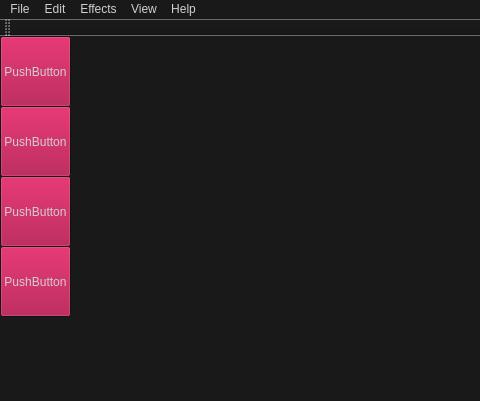
This is OpenAu/oau.ui in vertver/OpenAu as Qt 5 draws it before an edit; both pictures show x 0 to 480 and y 0 to 401 of the 1000 by 700 pixel window. The edited form follows.
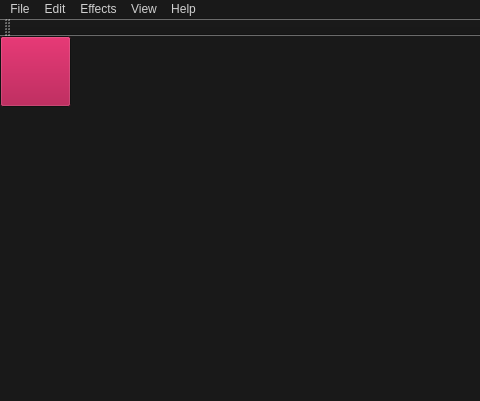
This is the edited form.

What changed in the file:
```diff
--- a/OpenAu/oau.ui
+++ b/OpenAu/oau.ui
@@ -509,652 +509,7 @@
      </palette>
     </property>
     <property name="text">
-     <string>PushButton</string>
-    </property>
-    <property name="flat">
-     <bool>false</bool>
-    </property>
-   </widget>
-   <widget class="QPushButton" name="pushButton_2">
-    <property name="geometry">
-     <rect>
-      <x>0</x>
-      <y>70</y>
-      <width>71</width>
-      <height>71</height>
-     </rect>
-    </property>
-    <property name="palette">
-     <palette>
-      <active>
-       <colorrole role="WindowText">
-        <brush brushstyle="SolidPattern">
-         <color alpha="255">
-          <red>139</red>
-          <green>139</green>
-          <blue>139</blue>
-         </color>
-        </brush>
-       </colorrole>
-       <colorrole role="Button">
-        <brush brushstyle="SolidPattern">
-         <color alpha="255">
-          <red>163</red>
-          <green>0</green>
-          <blue>57</blue>
-         </color>
-        </brush>
-       </colorrole>
-       <colorrole role="BrightText">
-        <brush brushstyle="SolidPattern">
-         <color alpha="255">
-          <red>29</red>
-          <green>194</green>
-          <blue>131</blue>
-         </color>
-        </brush>
-       </colorrole>
-       <colorrole role="Base">
-        <brush brushstyle="SolidPattern">
-         <color alpha="255">
-          <red>25</red>
-          <green>25</green>
-          <blue>25</blue>
-         </color>
-        </brush>
-       </colorrole>
-       <colorrole role="Window">
-        <brush brushstyle="SolidPattern">
-         <color alpha="255">
-          <red>25</red>
-          <green>25</green>
-          <blue>25</blue>
-         </color>
-        </brush>
-       </colorrole>
-       <colorrole role="Shadow">
-        <brush brushstyle="SolidPattern">
-         <color alpha="255">
-          <red>4</red>
-          <green>4</green>
-          <blue>4</blue>
-         </color>
-        </brush>
-       </colorrole>
-       <colorrole role="AlternateBase">
-        <brush brushstyle="SolidPattern">
-         <color alpha="255">
-          <red>41</red>
-          <green>41</green>
-          <blue>41</blue>
-         </color>
-        </brush>
-       </colorrole>
-      </active>
-      <inactive>
-       <colorrole role="WindowText">
-        <brush brushstyle="SolidPattern">
-         <color alpha="255">
-          <red>139</red>
-          <green>139</green>
-          <blue>139</blue>
-         </color>
-        </brush>
-       </colorrole>
-       <colorrole role="Button">
-        <brush brushstyle="SolidPattern">
-         <color alpha="255">
-          <red>163</red>
-          <green>0</green>
-          <blue>57</blue>
-         </color>
-        </brush>
-       </colorrole>
-       <colorrole role="BrightText">
-        <brush brushstyle="SolidPattern">
-         <color alpha="255">
-          <red>29</red>
-          <green>194</green>
-          <blue>131</blue>
-         </color>
-        </brush>
-       </colorrole>
-       <colorrole role="Base">
-        <brush brushstyle="SolidPattern">
-         <color alpha="255">
-          <red>25</red>
-          <green>25</green>
-          <blue>25</blue>
-         </color>
-        </brush>
-       </colorrole>
-       <colorrole role="Window">
-        <brush brushstyle="SolidPattern">
-         <color alpha="255">
-          <red>25</red>
-          <green>25</green>
-          <blue>25</blue>
-         </color>
-        </brush>
-       </colorrole>
-       <colorrole role="Shadow">
-        <brush brushstyle="SolidPattern">
-         <color alpha="255">
-          <red>4</red>
-          <green>4</green>
-          <blue>4</blue>
-         </color>
-        </brush>
-       </colorrole>
-       <colorrole role="AlternateBase">
-        <brush brushstyle="SolidPattern">
-         <color alpha="255">
-          <red>41</red>
-          <green>41</green>
-          <blue>41</blue>
-         </color>
-        </brush>
-       </colorrole>
-      </inactive>
-      <disabled>
-       <colorrole role="WindowText">
-        <brush brushstyle="SolidPattern">
-         <color alpha="96">
-          <red>164</red>
-          <green>166</green>
-          <blue>168</blue>
-         </color>
-        </brush>
-       </colorrole>
-       <colorrole role="Button">
-        <brush brushstyle="SolidPattern">
-         <color alpha="255">
-          <red>163</red>
-          <green>0</green>
-          <blue>57</blue>
-         </color>
-        </brush>
-       </colorrole>
-       <colorrole role="BrightText">
-        <brush brushstyle="SolidPattern">
-         <color alpha="255">
-          <red>29</red>
-          <green>194</green>
-          <blue>131</blue>
-         </color>
-        </brush>
-       </colorrole>
-       <colorrole role="Base">
-        <brush brushstyle="SolidPattern">
-         <color alpha="255">
-          <red>25</red>
-          <green>25</green>
-          <blue>25</blue>
-         </color>
-        </brush>
-       </colorrole>
-       <colorrole role="Window">
-        <brush brushstyle="SolidPattern">
-         <color alpha="255">
-          <red>25</red>
-          <green>25</green>
-          <blue>25</blue>
-         </color>
-        </brush>
-       </colorrole>
-       <colorrole role="Shadow">
-        <brush brushstyle="SolidPattern">
-         <color alpha="255">
-          <red>4</red>
-          <green>4</green>
-          <blue>4</blue>
-         </color>
-        </brush>
-       </colorrole>
-       <colorrole role="AlternateBase">
-        <brush brushstyle="SolidPattern">
-         <color alpha="255">
-          <red>41</red>
-          <green>41</green>
-          <blue>41</blue>
-         </color>
-        </brush>
-       </colorrole>
-      </disabled>
-     </palette>
-    </property>
-    <property name="text">
-     <string>PushButton</string>
-    </property>
-    <property name="flat">
-     <bool>false</bool>
-    </property>
-   </widget>
-   <widget class="QPushButton" name="pushButton_3">
-    <property name="geometry">
-     <rect>
-      <x>0</x>
-      <y>210</y>
-      <width>71</width>
-      <height>71</height>
-     </rect>
-    </property>
-    <property name="palette">
-     <palette>
-      <active>
-       <colorrole role="WindowText">
-        <brush brushstyle="SolidPattern">
-         <color alpha="255">
-          <red>139</red>
-          <green>139</green>
-          <blue>139</blue>
-         </color>
-        </brush>
-       </colorrole>
-       <colorrole role="Button">
-        <brush brushstyle="SolidPattern">
-         <color alpha="255">
-          <red>163</red>
-          <green>0</green>
-          <blue>57</blue>
-         </color>
-        </brush>
-       </colorrole>
-       <colorrole role="BrightText">
-        <brush brushstyle="SolidPattern">
-         <color alpha="255">
-          <red>29</red>
-          <green>194</green>
-          <blue>131</blue>
-         </color>
-        </brush>
-       </colorrole>
-       <colorrole role="Base">
-        <brush brushstyle="SolidPattern">
-         <color alpha="255">
-          <red>25</red>
-          <green>25</green>
-          <blue>25</blue>
-         </color>
-        </brush>
-       </colorrole>
-       <colorrole role="Window">
-        <brush brushstyle="SolidPattern">
-         <color alpha="255">
-          <red>25</red>
-          <green>25</green>
-          <blue>25</blue>
-         </color>
-        </brush>
-       </colorrole>
-       <colorrole role="Shadow">
-        <brush brushstyle="SolidPattern">
-         <color alpha="255">
-          <red>4</red>
-          <green>4</green>
-          <blue>4</blue>
-         </color>
-        </brush>
-       </colorrole>
-       <colorrole role="AlternateBase">
-        <brush brushstyle="SolidPattern">
-         <color alpha="255">
-          <red>41</red>
-          <green>41</green>
-          <blue>41</blue>
-         </color>
-        </brush>
-       </colorrole>
-      </active>
-      <inactive>
-       <colorrole role="WindowText">
-        <brush brushstyle="SolidPattern">
-         <color alpha="255">
-          <red>139</red>
-          <green>139</green>
-          <blue>139</blue>
-         </color>
-        </brush>
-       </colorrole>
-       <colorrole role="Button">
-        <brush brushstyle="SolidPattern">
-         <color alpha="255">
-          <red>163</red>
-          <green>0</green>
-          <blue>57</blue>
-         </color>
-        </brush>
-       </colorrole>
-       <colorrole role="BrightText">
-        <brush brushstyle="SolidPattern">
-         <color alpha="255">
-          <red>29</red>
-          <green>194</green>
-          <blue>131</blue>
-         </color>
-        </brush>
-       </colorrole>
-       <colorrole role="Base">
-        <brush brushstyle="SolidPattern">
-         <color alpha="255">
-          <red>25</red>
-          <green>25</green>
-          <blue>25</blue>
-         </color>
-        </brush>
-       </colorrole>
-       <colorrole role="Window">
-        <brush brushstyle="SolidPattern">
-         <color alpha="255">
-          <red>25</red>
-          <green>25</green>
-          <blue>25</blue>
-         </color>
-        </brush>
-       </colorrole>
-       <colorrole role="Shadow">
-        <brush brushstyle="SolidPattern">
-         <color alpha="255">
-          <red>4</red>
-          <green>4</green>
-          <blue>4</blue>
-         </color>
-        </brush>
-       </colorrole>
-       <colorrole role="AlternateBase">
-        <brush brushstyle="SolidPattern">
-         <color alpha="255">
-          <red>41</red>
-          <green>41</green>
-          <blue>41</blue>
-         </color>
-        </brush>
-       </colorrole>
-      </inactive>
-      <disabled>
-       <colorrole role="WindowText">
-        <brush brushstyle="SolidPattern">
-         <color alpha="96">
-          <red>164</red>
-          <green>166</green>
-          <blue>168</blue>
-         </color>
-        </brush>
-       </colorrole>
-       <colorrole role="Button">
-        <brush brushstyle="SolidPattern">
-         <color alpha="255">
-          <red>163</red>
-          <green>0</green>
-          <blue>57</blue>
-         </color>
-        </brush>
-       </colorrole>
-       <colorrole role="BrightText">
-        <brush brushstyle="SolidPattern">
-         <color alpha="255">
-          <red>29</red>
-          <green>194</green>
-          <blue>131</blue>
-         </color>
-        </brush>
-       </colorrole>
-       <colorrole role="Base">
-        <brush brushstyle="SolidPattern">
-         <color alpha="255">
-          <red>25</red>
-          <green>25</green>
-          <blue>25</blue>
-         </color>
-        </brush>
-       </colorrole>
-       <colorrole role="Window">
-        <brush brushstyle="SolidPattern">
-         <color alpha="255">
-          <red>25</red>
-          <green>25</green>
-          <blue>25</blue>
-         </color>
-        </brush>
-       </colorrole>
-       <colorrole role="Shadow">
-        <brush brushstyle="SolidPattern">
-         <color alpha="255">
-          <red>4</red>
-          <green>4</green>
-          <blue>4</blue>
-         </color>
-        </brush>
-       </colorrole>
-       <colorrole role="AlternateBase">
-        <brush brushstyle="SolidPattern">
-         <color alpha="255">
-          <red>41</red>
-          <green>41</green>
-          <blue>41</blue>
-         </color>
-        </brush>
-       </colorrole>
-      </disabled>
-     </palette>
-    </property>
-    <property name="text">
-     <string>PushButton</string>
-    </property>
-    <property name="flat">
-     <bool>false</bool>
-    </property>
-   </widget>
-   <widget class="QPushButton" name="pushButton_4">
-    <property name="geometry">
-     <rect>
-      <x>0</x>
-      <y>140</y>
-      <width>71</width>
-      <height>71</height>
-     </rect>
-    </property>
-    <property name="palette">
-     <palette>
-      <active>
-       <colorrole role="WindowText">
-        <brush brushstyle="SolidPattern">
-         <color alpha="255">
-          <red>139</red>
-          <green>139</green>
-          <blue>139</blue>
-         </color>
-        </brush>
-       </colorrole>
-       <colorrole role="Button">
-        <brush brushstyle="SolidPattern">
-         <color alpha="255">
-          <red>163</red>
-          <green>0</green>
-          <blue>57</blue>
-         </color>
-        </brush>
-       </colorrole>
-       <colorrole role="BrightText">
-        <brush brushstyle="SolidPattern">
-         <color alpha="255">
-          <red>29</red>
-          <green>194</green>
-          <blue>131</blue>
-         </color>
-        </brush>
-       </colorrole>
-       <colorrole role="Base">
-        <brush brushstyle="SolidPattern">
-         <color alpha="255">
-          <red>25</red>
-          <green>25</green>
-          <blue>25</blue>
-         </color>
-        </brush>
-       </colorrole>
-       <colorrole role="Window">
-        <brush brushstyle="SolidPattern">
-         <color alpha="255">
-          <red>25</red>
-          <green>25</green>
-          <blue>25</blue>
-         </color>
-        </brush>
-       </colorrole>
-       <colorrole role="Shadow">
-        <brush brushstyle="SolidPattern">
-         <color alpha="255">
-          <red>4</red>
-          <green>4</green>
-          <blue>4</blue>
-         </color>
-        </brush>
-       </colorrole>
-       <colorrole role="AlternateBase">
-        <brush brushstyle="SolidPattern">
-         <color alpha="255">
-          <red>41</red>
-          <green>41</green>
-          <blue>41</blue>
-         </color>
-        </brush>
-       </colorrole>
-      </active>
-      <inactive>
-       <colorrole role="WindowText">
-        <brush brushstyle="SolidPattern">
-         <color alpha="255">
-          <red>139</red>
-          <green>139</green>
-          <blue>139</blue>
-         </color>
-        </brush>
-       </colorrole>
-       <colorrole role="Button">
-        <brush brushstyle="SolidPattern">
-         <color alpha="255">
-          <red>163</red>
-          <green>0</green>
-          <blue>57</blue>
-         </color>
-        </brush>
-       </colorrole>
-       <colorrole role="BrightText">
-        <brush brushstyle="SolidPattern">
-         <color alpha="255">
-          <red>29</red>
-          <green>194</green>
-          <blue>131</blue>
-         </color>
-        </brush>
-       </colorrole>
-       <colorrole role="Base">
-        <brush brushstyle="SolidPattern">
-         <color alpha="255">
-          <red>25</red>
-          <green>25</green>
-          <blue>25</blue>
-         </color>
-        </brush>
-       </colorrole>
-       <colorrole role="Window">
-        <brush brushstyle="SolidPattern">
-         <color alpha="255">
-          <red>25</red>
-          <green>25</green>
-          <blue>25</blue>
-         </color>
-        </brush>
-       </colorrole>
-       <colorrole role="Shadow">
-        <brush brushstyle="SolidPattern">
-         <color alpha="255">
-          <red>4</red>
-          <green>4</green>
-          <blue>4</blue>
-         </color>
-        </brush>
-       </colorrole>
-       <colorrole role="AlternateBase">
-        <brush brushstyle="SolidPattern">
-         <color alpha="255">
-          <red>41</red>
-          <green>41</green>
-          <blue>41</blue>
-         </color>
-        </brush>
-       </colorrole>
-      </inactive>
-      <disabled>
-       <colorrole role="WindowText">
-        <brush brushstyle="SolidPattern">
-         <color alpha="96">
-          <red>164</red>
-          <green>166</green>
-          <blue>168</blue>
-         </color>
-        </brush>
-       </colorrole>
-       <colorrole role="Button">
-        <brush brushstyle="SolidPattern">
-         <color alpha="255">
-          <red>163</red>
-          <green>0</green>
-          <blue>57</blue>
-         </color>
-        </brush>
-       </colorrole>
-       <colorrole role="BrightText">
-        <brush brushstyle="SolidPattern">
-         <color alpha="255">
-          <red>29</red>
-          <green>194</green>
-          <blue>131</blue>
-         </color>
-        </brush>
-       </colorrole>
-       <colorrole role="Base">
-        <brush brushstyle="SolidPattern">
-         <color alpha="255">
-          <red>25</red>
-          <green>25</green>
-          <blue>25</blue>
-         </color>
-        </brush>
-       </colorrole>
-       <colorrole role="Window">
-        <brush brushstyle="SolidPattern">
-         <color alpha="255">
-          <red>25</red>
-          <green>25</green>
-          <blue>25</blue>
-         </color>
-        </brush>
-       </colorrole>
-       <colorrole role="Shadow">
-        <brush brushstyle="SolidPattern">
-         <color alpha="255">
-          <red>4</red>
-          <green>4</green>
-          <blue>4</blue>
-         </color>
-        </brush>
-       </colorrole>
-       <colorrole role="AlternateBase">
-        <brush brushstyle="SolidPattern">
-         <color alpha="255">
-          <red>41</red>
-          <green>41</green>
-          <blue>41</blue>
-         </color>
-        </brush>
-       </colorrole>
-      </disabled>
-     </palette>
-    </property>
-    <property name="text">
-     <string>PushButton</string>
+     <string/>
     </property>
     <property name="flat">
      <bool>false</bool>
```
